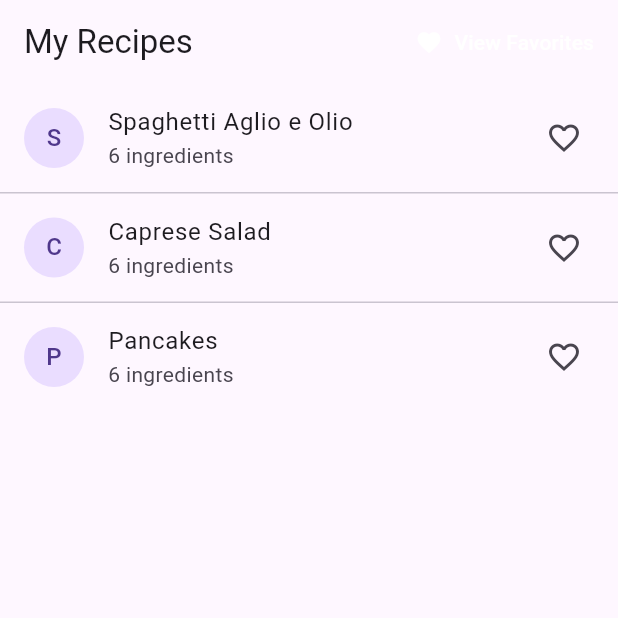
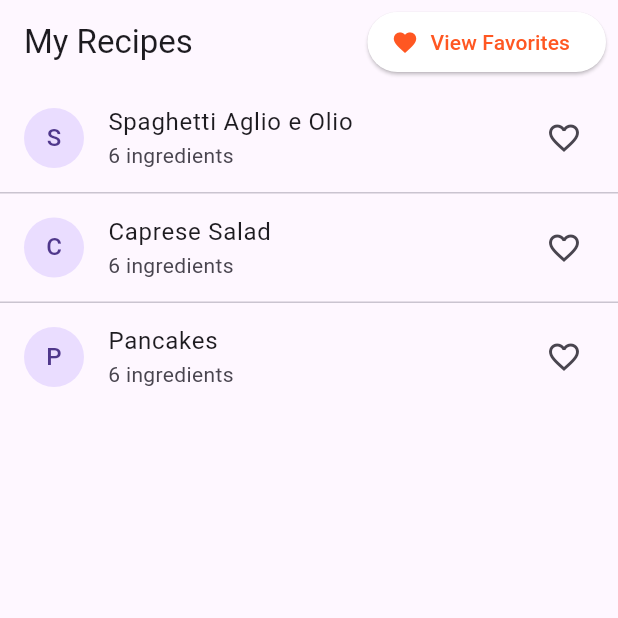
Before and after one commit to sannzay/cw2_mad, a Flutter app: the screen it shows after launch, on a phone screen of 412 x 824 dp, the top half of it. Run offline on Flutter 3.47's test engine with Material 3 defaults, Android fonts, the phone set to English and light mode, and no system bars.

Commit message:
fix(home screen): fix favorites button

```diff
--- a/lib/screens/home_screen.dart
+++ b/lib/screens/home_screen.dart
@@ -109,16 +109,23 @@ class _HomeScreenState extends State<HomeScreen> {
       appBar: AppBar(
         title: const Text('My Recipes'),
         actions: [
-          TextButton.icon(
-            onPressed: _viewFavorites,
-            icon: const Icon(Icons.favorite, color: Colors.white),
-            label: const Text(
-              'View Favorites',
-              style: TextStyle(color: Colors.white),
+            Padding(
+            padding: const EdgeInsets.symmetric(horizontal: 8.0),
+            child: ElevatedButton.icon(
+                style: ElevatedButton.styleFrom(
+                backgroundColor: Colors.white,      // bright background
+                foregroundColor: Colors.deepOrange, // text/icon color
+                shape: RoundedRectangleBorder(
+                    borderRadius: BorderRadius.circular(20),
+                ),
+                ),
+                onPressed: _viewFavorites,
+                icon: const Icon(Icons.favorite),
+                label: const Text('View Favorites'),
             ),
-          ),
+            ),
         ],
-      ),
+        ),
       body: ListView.separated(
         itemCount: recipes.length,
         separatorBuilder: (_, __) => const Divider(height: 1),
```
